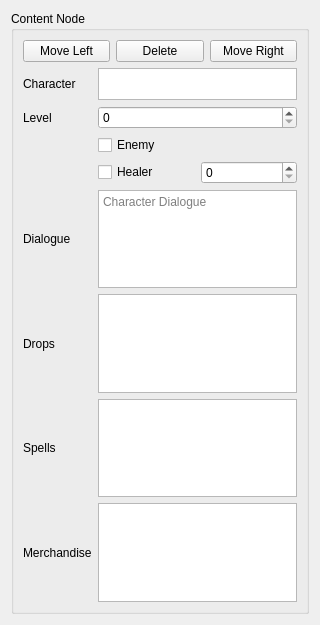
The window that content_maker/views/character_content_node_view.ui (thisisnotruben/ToW-tools) describes before a commit, drawn with Qt 5.
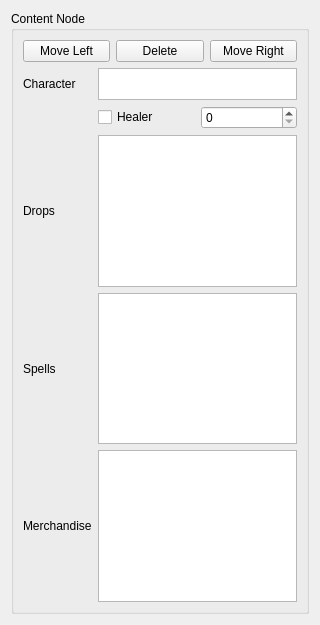
The same window after the commit.

Diff of the .ui file:
```diff
--- a/content_maker/views/character_content_node_view.ui
+++ b/content_maker/views/character_content_node_view.ui
@@ -59,7 +59,7 @@
       </item>
       <item>
        <layout class="QGridLayout" name="grid_layout">
-        <item row="5" column="1">
+        <item row="2" column="1">
          <widget class="QListWidget" name="drops_list">
           <property name="minimumSize">
            <size>
@@ -82,19 +82,6 @@
          </widget>
         </item>
         <item row="4" column="1">
-         <widget class="QTextEdit" name="dialogue">
-          <property name="minimumSize">
-           <size>
-            <width>0</width>
-            <height>96</height>
-           </size>
-          </property>
-          <property name="placeholderText">
-           <string>Character Dialogue</string>
-          </property>
-         </widget>
-        </item>
-        <item row="7" column="1">
          <widget class="QListWidget" name="merchandise_list">
           <property name="minimumSize">
            <size>
@@ -116,7 +103,7 @@
           </property>
          </widget>
         </item>
-        <item row="6" column="1">
+        <item row="3" column="1">
          <widget class="QListWidget" name="spells_list">
           <property name="minimumSize">
            <size>
@@ -138,36 +125,6 @@
           </property>
          </widget>
         </item>
-        <item row="2" column="1">
-         <widget class="QCheckBox" name="enemy">
-          <property name="maximumSize">
-           <size>
-            <width>16777215</width>
-            <height>32</height>
-           </size>
-          </property>
-          <property name="text">
-           <string>Enemy</string>
-          </property>
-          <property name="tristate">
-           <bool>false</bool>
-          </property>
-         </widget>
-        </item>
-        <item row="1" column="1">
-         <widget class="QSpinBox" name="level">
-          <property name="maximum">
-           <number>10</number>
-          </property>
-         </widget>
-        </item>
-        <item row="1" column="0">
-         <widget class="QLabel" name="level_lbl">
-          <property name="text">
-           <string>Level</string>
-          </property>
-         </widget>
-        </item>
         <item row="0" column="1">
          <widget class="QListWidget" name="character_list">
           <property name="maximumSize">
@@ -190,14 +147,7 @@
           </property>
          </widget>
         </item>
-        <item row="4" column="0">
-         <widget class="QLabel" name="dialogue_lbl">
-          <property name="text">
-           <string>Dialogue</string>
-          </property>
-         </widget>
-        </item>
-        <item row="3" column="1">
+        <item row="1" column="1">
          <layout class="QHBoxLayout" name="horizontalLayout">
           <item>
            <widget class="QCheckBox" name="healer">
@@ -215,21 +165,21 @@
           </item>
          </layout>
         </item>
-        <item row="6" column="0">
+        <item row="3" column="0">
          <widget class="QLabel" name="spells_lbl">
           <property name="text">
            <string>Spells</string>
           </property>
          </widget>
         </item>
-        <item row="5" column="0">
+        <item row="2" column="0">
          <widget class="QLabel" name="drops_lbl">
           <property name="text">
            <string>Drops</string>
           </property>
          </widget>
         </item>
-        <item row="7" column="0">
+        <item row="4" column="0">
          <widget class="QLabel" name="label_5">
           <property name="text">
            <string>Merchandise</string>
```
